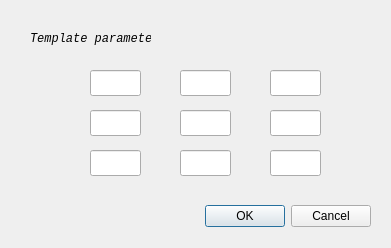
Above: main/dialog_smooth.ui from oi-chen/digital_image_processing before the change. Below: the same form after it.
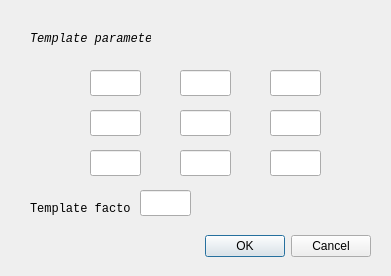
That is the form after the change.

```diff
--- a/main/dialog_smooth.ui
+++ b/main/dialog_smooth.ui
@@ -7,7 +7,7 @@
     <x>0</x>
     <y>0</y>
     <width>391</width>
-    <height>248</height>
+    <height>276</height>
    </rect>
   </property>
   <property name="windowTitle">
@@ -17,7 +17,7 @@
    <property name="geometry">
     <rect>
      <x>30</x>
-     <y>200</y>
+     <y>230</y>
      <width>341</width>
      <height>32</height>
     </rect>
@@ -165,6 +165,34 @@
     <string/>
    </property>
   </widget>
+  <widget class="QLabel" name="label_2">
+   <property name="geometry">
+    <rect>
+     <x>30</x>
+     <y>200</y>
+     <width>101</width>
+     <height>18</height>
+    </rect>
+   </property>
+   <property name="font">
+    <font>
+     <family>Consolas</family>
+    </font>
+   </property>
+   <property name="text">
+    <string>Template factor</string>
+   </property>
+  </widget>
+  <widget class="QLineEdit" name="lineEdit_10">
+   <property name="geometry">
+    <rect>
+     <x>140</x>
+     <y>190</y>
+     <width>51</width>
+     <height>26</height>
+    </rect>
+   </property>
+  </widget>
  </widget>
  <resources/>
  <connections>
```
